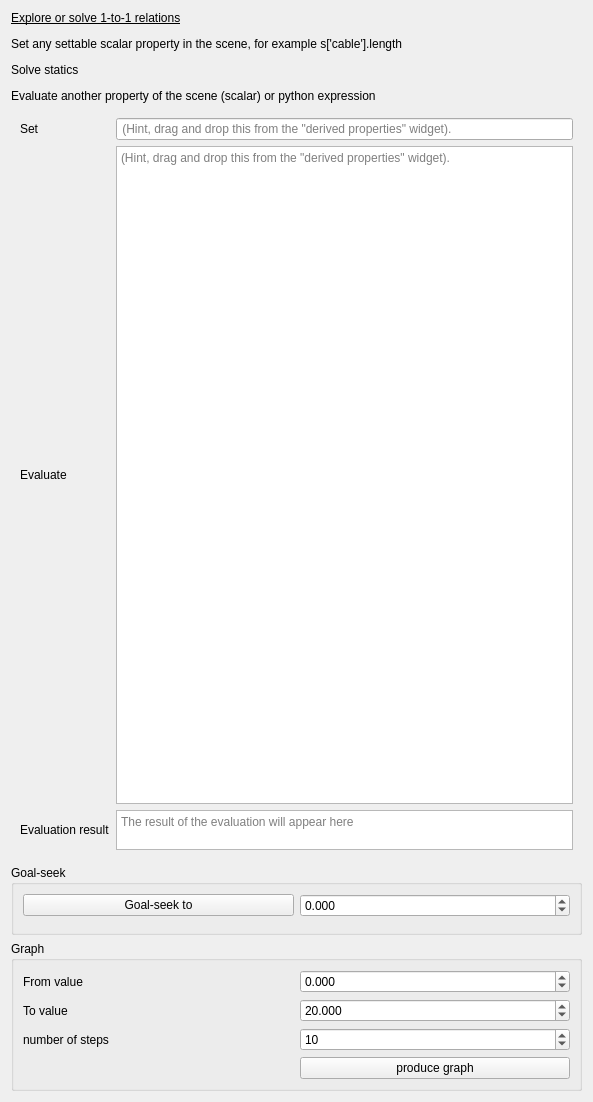
Old version of the form guis/widget_explore.ui in the repository RubendeBruin/DAVE.
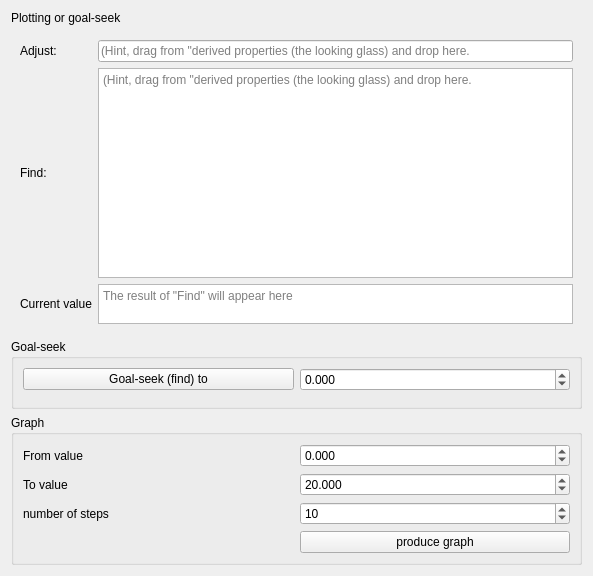
New version of the form.

The edit to the form file:
```diff
--- a/guis/widget_explore.ui
+++ b/guis/widget_explore.ui
@@ -7,7 +7,7 @@
     <x>0</x>
     <y>0</y>
     <width>593</width>
-    <height>1102</height>
+    <height>576</height>
    </rect>
   </property>
   <property name="windowTitle">
@@ -20,7 +20,7 @@
    <item>
     <widget class="QLabel" name="label">
      <property name="text">
-      <string>&lt;html&gt;&lt;head/&gt;&lt;body&gt;&lt;p&gt;&lt;span style=&quot; text-decoration: underline;&quot;&gt;Explore or solve 1-to-1 relations&lt;/span&gt;&lt;/p&gt;&lt;p&gt;Set any settable scalar property in the scene, for example s['cable'].length&lt;/p&gt;&lt;p&gt;Solve statics&lt;/p&gt;&lt;p&gt;Evaluate another property of the scene (scalar) or python expression&lt;/p&gt;&lt;/body&gt;&lt;/html&gt;</string>
+      <string>&lt;html&gt;&lt;head/&gt;&lt;body&gt;&lt;p&gt;Plotting or goal-seek&lt;/p&gt;&lt;/body&gt;&lt;/html&gt;</string>
      </property>
      <property name="wordWrap">
       <bool>true</bool>
@@ -33,28 +33,28 @@
       <item row="2" column="0">
        <widget class="QLabel" name="label_8">
         <property name="text">
-         <string>Evaluation result</string>
+         <string>Current value</string>
         </property>
        </widget>
       </item>
       <item row="0" column="0">
        <widget class="QLabel" name="label_2">
         <property name="text">
-         <string>Set</string>
+         <string>Adjust:</string>
         </property>
        </widget>
       </item>
       <item row="0" column="1">
        <widget class="QLineEdit" name="editSet">
         <property name="placeholderText">
-         <string> (Hint, drag and drop this from the &quot;derived properties&quot; widget).</string>
+         <string>(Hint, drag from &quot;derived properties (the looking glass) and drop here.</string>
         </property>
        </widget>
       </item>
       <item row="1" column="0">
        <widget class="QLabel" name="label_3">
         <property name="text">
-         <string>Evaluate</string>
+         <string>Find:</string>
         </property>
        </widget>
       </item>
@@ -64,7 +64,7 @@
          <enum>QPlainTextEdit::WidgetWidth</enum>
         </property>
         <property name="placeholderText">
-         <string>(Hint, drag and drop this from the &quot;derived properties&quot; widget).</string>
+         <string>(Hint, drag from &quot;derived properties (the looking glass) and drop here.</string>
         </property>
        </widget>
       </item>
@@ -86,7 +86,7 @@
          <bool>true</bool>
         </property>
         <property name="placeholderText">
-         <string>The result of the evaluation will appear here</string>
+         <string>The result of &quot;Find&quot; will appear here</string>
         </property>
        </widget>
       </item>
@@ -115,7 +115,7 @@
       <item row="0" column="0">
        <widget class="QPushButton" name="btnGoalSeek">
         <property name="text">
-         <string>Goal-seek to</string>
+         <string>Goal-seek (find) to</string>
         </property>
        </widget>
       </item>
```
